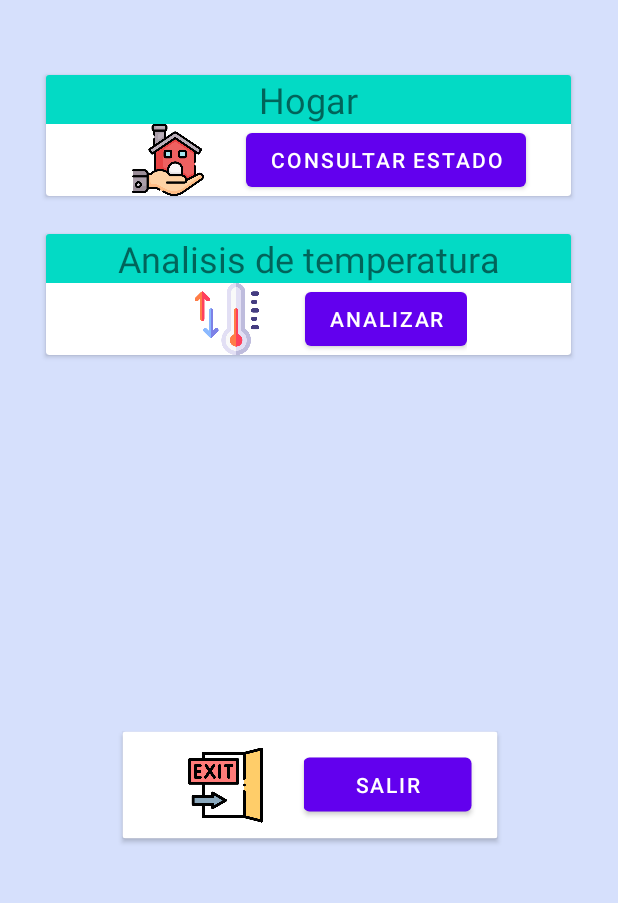
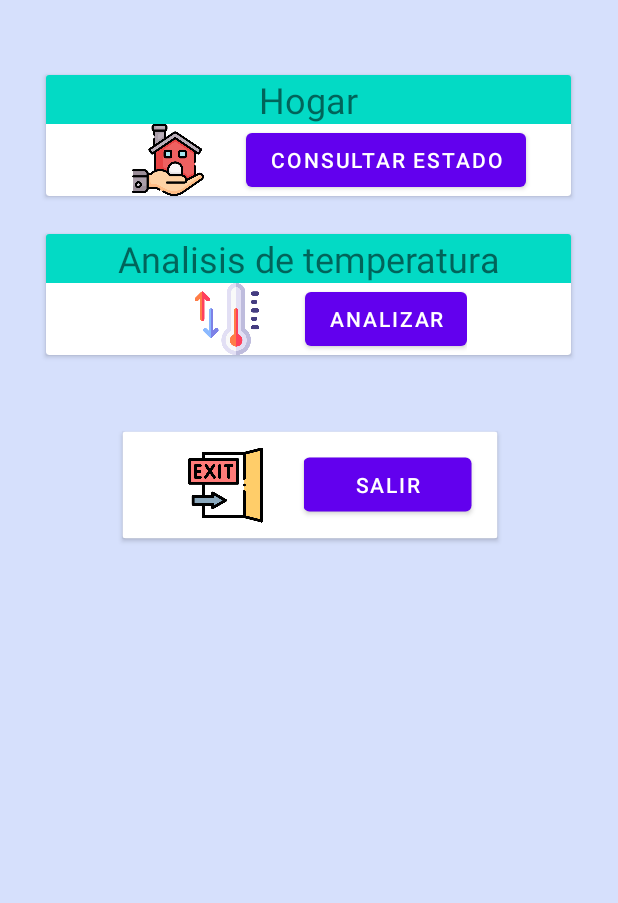
Before and after one commit to amst-fiec/1T2021-Prototipo-de-Casa-Inteligente, an Android app: the Menu_Consultas screen opened directly, with no data from a screen before it, on a phone screen of 412 x 824 dp, the part 227-1130 px from its top. Run offline under Robolectric (Android 15) with nearby library versions, the phone set to English and light mode, and no system bars; our stand-ins replace Firebase (no records; nobody signed in at launch, a user with empty details on screens opened directly).

Commit message:
cierre_sesion
1

```diff
--- a/Smart_Home/app/src/main/java/com/example/smart_home/Menu_Consultas.java
+++ b/Smart_Home/app/src/main/java/com/example/smart_home/Menu_Consultas.java
@@ -6,6 +6,8 @@ import android.content.Intent;
 import android.os.Bundle;
 import android.view.View;
 import android.widget.Button;
+
+import com.google.firebase.auth.FirebaseAuth;
 
 public class Menu_Consultas extends AppCompatActivity {
 
--- a/Smart_Home/app/src/main/res/layout/activity_menu_consultas.xml
+++ b/Smart_Home/app/src/main/res/layout/activity_menu_consultas.xml
@@ -140,7 +140,7 @@
         android:layout_width="wrap_content"
         android:layout_height="wrap_content"
         android:layout_gravity="center"
-        android:layout_marginTop="250dp"
+        android:layout_marginTop="50dp"
         android:translationX="1dp"
         android:translationY="1dp">
 
```
Also changed, not shown: Smart_Home/app/src/main/java/com/example/smart_home/MainActivity.java (+19 -0 lines).
